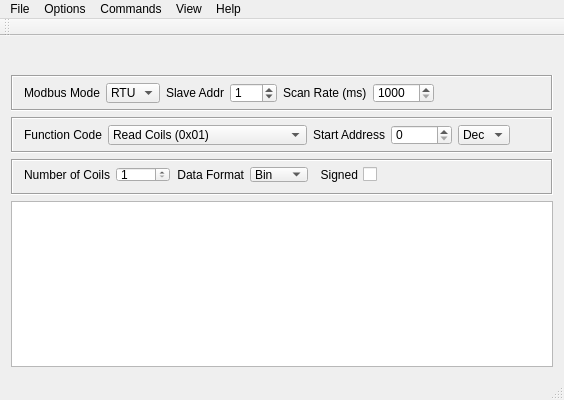
Qt form forms/mainwindow.ui (ExplorerOL/QModbusExplorer) before a commit.
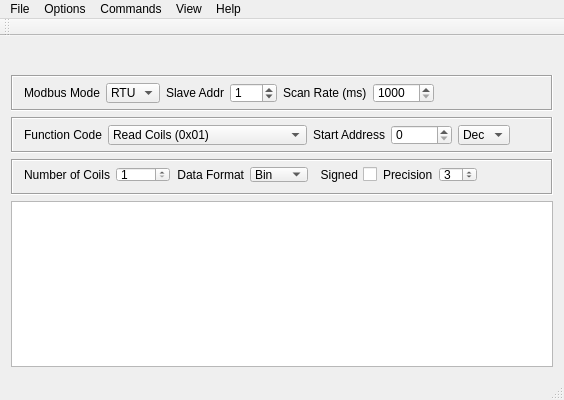
The same form after that commit. Icons and pictures are not drawn. Custom widgets are drawn as their Qt base class.

The edit to the form file:
```diff
--- a/forms/mainwindow.ui
+++ b/forms/mainwindow.ui
@@ -377,6 +377,26 @@
          </property>
         </widget>
        </item>
+       <item>
+        <widget class="QLabel" name="lblPrecision">
+         <property name="text">
+          <string>Precision</string>
+         </property>
+        </widget>
+       </item>
+       <item>
+        <widget class="QSpinBox" name="sbPrecision">
+         <property name="minimum">
+          <number>-1</number>
+         </property>
+         <property name="maximum">
+          <number>7</number>
+         </property>
+         <property name="value">
+          <number>3</number>
+         </property>
+        </widget>
+       </item>
        <item>
         <spacer name="horizontalSpacer_3">
          <property name="orientation">
```
Left out of the diff: 2 changed lines with no effect on the pictures.
